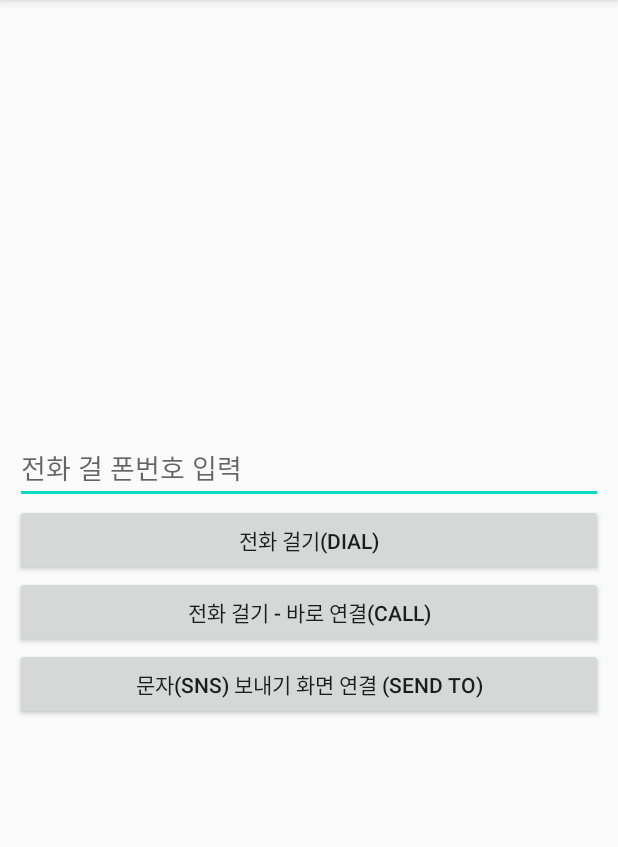
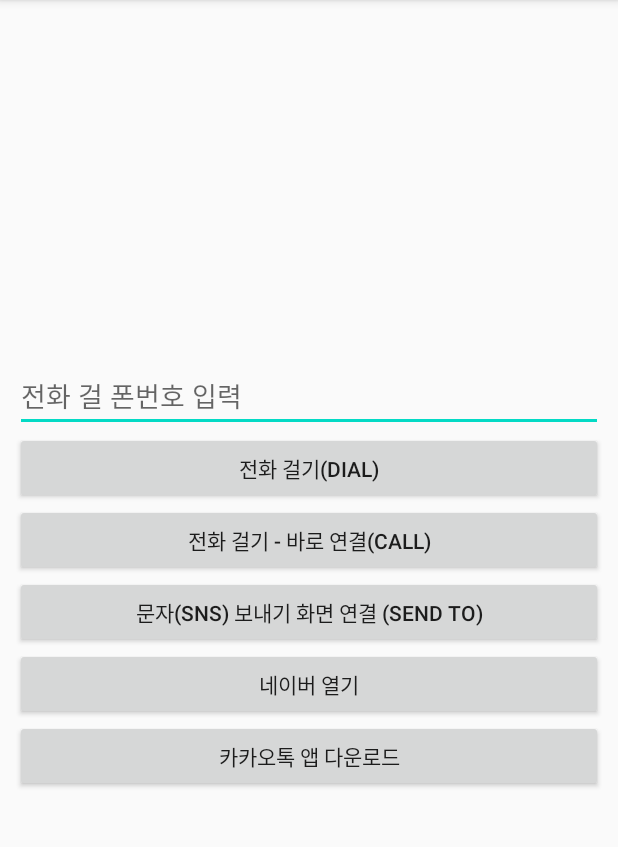
Before and after one commit to kswiiz0/AndroidIntent_20200528, an Android app: the screen it shows after launch (MainActivity), on a phone screen of 412 x 824 dp, the part 84-931 px from its top. Run offline under Robolectric (Android 15) with nearby library versions, the phone set to English and light mode, and no system bars.

Commit message:
네이버 카카오톡 링크 연결

```diff
--- a/app/src/main/res/layout/activity_main.xml
+++ b/app/src/main/res/layout/activity_main.xml
@@ -38,6 +38,20 @@
         android:text="문자(SNS) 보내기 화면 연결 (SEND TO)"
         />
 
+    <Button
+        android:id="@+id/webBtn"
+        android:layout_width="match_parent"
+        android:layout_height="wrap_content"
+        android:text="네이버 열기"
+        />
+
+    <Button
+        android:id="@+id/playStoreBtn"
+        android:layout_width="match_parent"
+        android:layout_height="wrap_content"
+        android:text="카카오톡 앱 다운로드"
+        />
+
 
 
 
```
Also changed, not shown: app/src/main/java/com/phis/androidintent_20200528/MainActivity.kt (+19 -0 lines).
